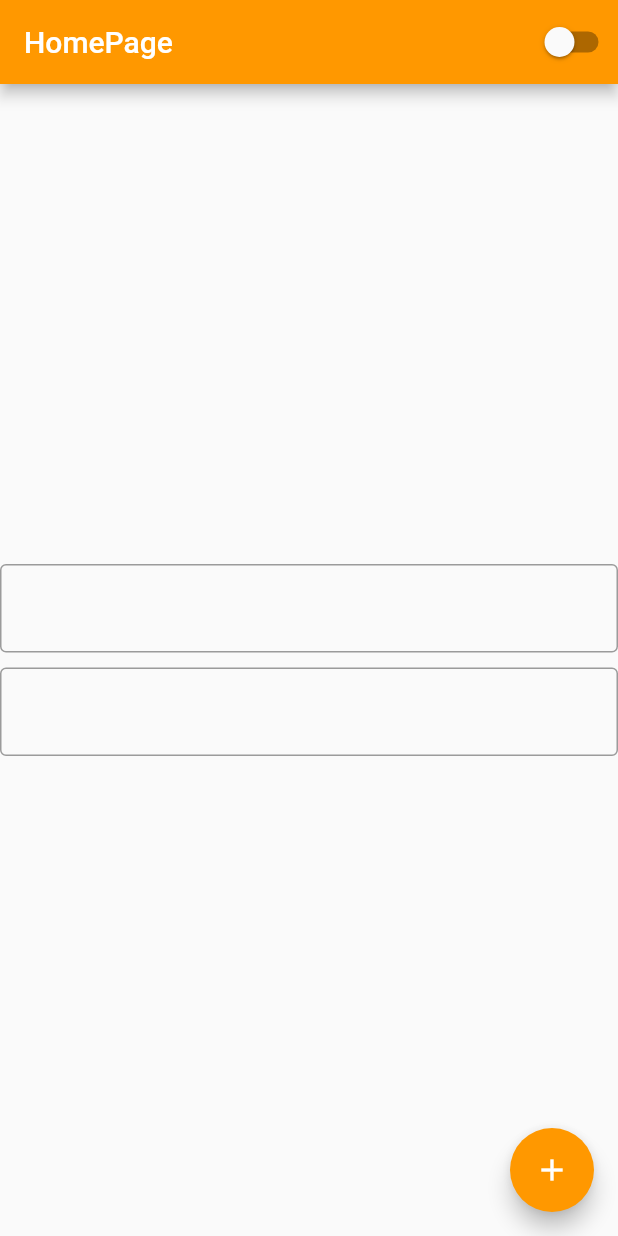
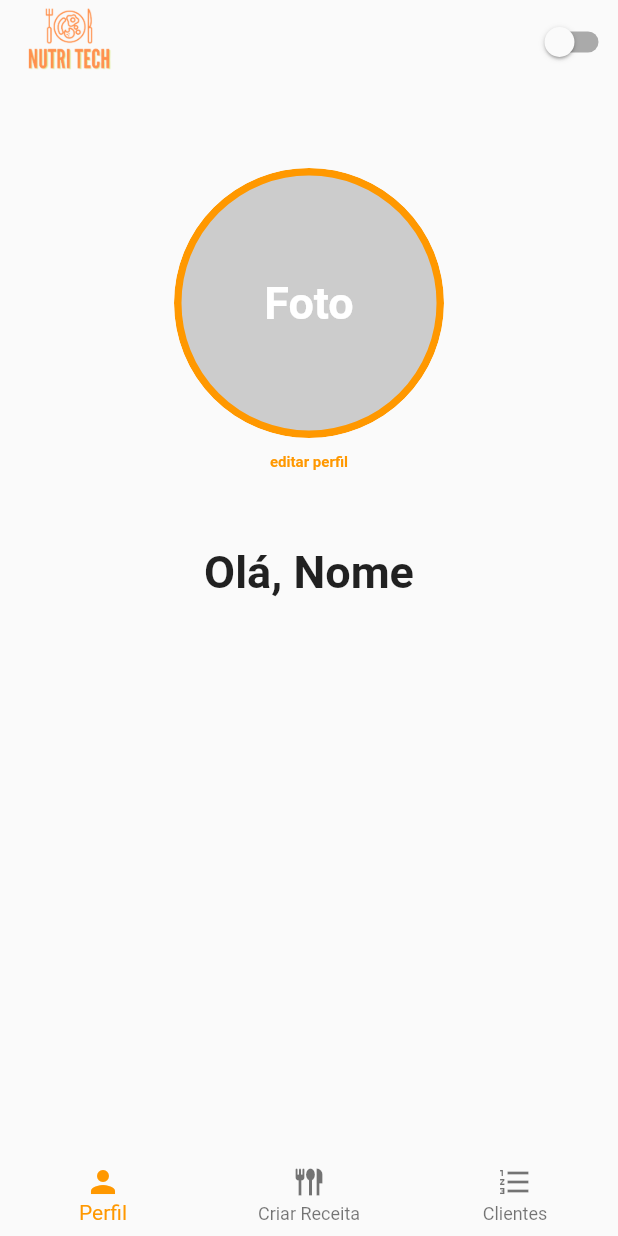
Before and after one commit to JoaoPaolinelli/nutritech, a Flutter app: the HomePage screen opened directly, on a phone screen of 412 x 824 dp. Run offline on Flutter 3.47's test engine with Material 2 defaults, Android fonts, the light colour scheme and no system bars; our stand-ins replace shared_preferences, sqflite; accounts and stored records are empty.

Commit message:
Implementacao da pagina de Perfil, header,  button navigation bar

```diff
--- a/lib/app_widget.dart
+++ b/lib/app_widget.dart
@@ -4,6 +4,7 @@ import 'package:nutri_tech/app_controller.dart';
 import 'package:nutri_tech/home_page.dart';
 import 'package:nutri_tech/login_page.dart';
 import 'package:nutri_tech/user_list.dart';
+
 class AppWidget extends StatelessWidget {
   @override
   Widget build(BuildContext context) {
@@ -17,7 +18,8 @@ class AppWidget extends StatelessWidget {
               brightness: AppController.instance.isDarkTheme
                   ? Brightness.dark
                   : Brightness.light),
-          home: LoginPage(),
+          //home: LoginPage(),
+          home: HomePage(),
         );
       },
     );
--- a/lib/home_page.dart
+++ b/lib/home_page.dart
@@ -16,6 +16,8 @@ class HomePage extends StatefulWidget {
 
 class HomePageState extends State<HomePage> {
   int counter = 0;
+  int currentIndex = 0;
+
   Future<SharedPreferences> _pref = SharedPreferences.getInstance();
 
   var db;
@@ -24,7 +26,6 @@ class HomePageState extends State<HomePage> {
   final _conUserName = TextEditingController();
   final _conEmail = TextEditingController();
   final _conPassword = TextEditingController();
-
 
   Future<void> getUserData() async {
     final SharedPreferences sp = await _pref;
@@ -38,26 +39,33 @@ class HomePageState extends State<HomePage> {
       print(_conUserName);
     });
   }
+
   @override
   void initState() {
     super.initState();
     getUserData();
     db = Db();
   }
+
   @override
   Widget build(BuildContext context) {
     return Scaffold(
       appBar: AppBar(
-        title: Text('HomePage'),
-        backgroundColor: Colors.orange,
+        title: Container(
+          child: Image.asset('images/logo_empresa.png'),
+          width: 60,
+          margin: const EdgeInsets.only(bottom: 5.0),
+        ),
+        backgroundColor: Colors.transparent,
+        shadowColor: Colors.transparent,
         actions: [CustomSwitch()],
       ),
-
       body: Container(
+        // margin: const EdgeInsets.only(bottom: 100.0),
         width: double.infinity,
         height: double.infinity,
         child: ListView(
-          // mainAxisAlignment: MainAxisAlignment.center,
+          physics: BouncingScrollPhysics(),
           scrollDirection: Axis.horizontal,
           children: [
             // Text('Contador: $counter'),
@@ -68,35 +76,68 @@ class HomePageState extends State<HomePage> {
               mainAxisAlignment: MainAxisAlignment.spaceAround,
               children: [
                 Container(
-                  height: 500,
+                  height: 600,
                   width: MediaQuery.of(context).size.width,
                   child: Column(
-                  mainAxisAlignment: MainAxisAlignment.center,
+                    mainAxisAlignment: MainAxisAlignment.start,
+                    crossAxisAlignment: CrossAxisAlignment.center,
                     children: [
-                      TextField(
-                        keyboardType: TextInputType.emailAddress,
-                        decoration: InputDecoration(
-                          labelText: _conEmail.text,
-                          border: OutlineInputBorder(),
+                      Center(
+                        child: Column(
+                          children: [
+                            ClipOval(
+                              child: Container(
+                                alignment: Alignment.center,
+                                width: 180,
+                                height: 180,
+                                decoration: BoxDecoration(
+                                  shape: BoxShape.circle,
+                                  color: Color.fromARGB(255, 204, 204, 204),
+                                  border: Border.all(
+                                      color: Colors.orange, width: 5),
+                                ),
+                                child: Text(
+                                  textAlign: TextAlign.center,
+                                  "Foto",
+                                  style: TextStyle(
+                                      color: Colors.white,
+                                      fontSize: 30,
+                                      fontWeight: FontWeight.bold),
+                                ),
+                              ),
+                            ),
+                            SizedBox(height: 10),
+                            Text('editar perfil',
+                                textAlign: TextAlign.center,
+                                style: TextStyle(
+                                    color: Colors.orange,
+                                    fontSize: 10,
+                                    fontWeight: FontWeight.bold)),
+                            SizedBox(height: 50),
+                            Text('Olá, Nome',
+                                textAlign: TextAlign.center,
+                                style: TextStyle(
+                                    // color: Colors.black,
+                                    fontSize: 30,
+                                    fontWeight: FontWeight.bold)),
+                          ],
                         ),
                       ),
-                      SizedBox(height: 10),
-                      TextField(
-                        obscureText: true,
-                        decoration: InputDecoration(
-                          labelText:  _conUserName.text,
-                          border: OutlineInputBorder(),
-                        ),
-                      ),
-                    ],),
+                    ],
+                  ),
                 ),
                 Container(
-                  height: 500,
+                  height: 600,
                   width: MediaQuery.of(context).size.width,
                   color: Colors.blue,
+                  child: Column(
+                    mainAxisAlignment: MainAxisAlignment.start,
+                    crossAxisAlignment: CrossAxisAlignment.center,
+                    children: [],
+                  ),
                 ),
                 Container(
-                  height: 500,
+                  height: 600,
                   width: MediaQuery.of(context).size.width,
                   color: Colors.red,
                 ),
@@ -105,14 +146,25 @@ class HomePageState extends State<HomePage> {
           ],
         ),
       ),
-      floatingActionButton: FloatingActionButton(
-        child: Icon(Icons.add),
-        backgroundColor: Colors.orange,
-        onPressed: () {
-          setState(() {
-            counter++;
-          });
-        },
+      bottomNavigationBar: BottomNavigationBar(
+        elevation: 0.0,
+        selectedItemColor: Colors.orange,
+        currentIndex: currentIndex,
+        onTap: (index) => setState(() => currentIndex = index),
+        items: [
+          BottomNavigationBarItem(
+            icon: Icon(Icons.person),
+            label: 'Perfil',
+          ),
+          BottomNavigationBarItem(
+            icon: Icon(Icons.flatware_outlined),
+            label: 'Criar Receita',
+          ),
+          BottomNavigationBarItem(
+            icon: Icon(Icons.format_list_numbered),
+            label: 'Clientes',
+          ),
+        ],
       ),
     );
   }
--- a/lib/login_page.dart
+++ b/lib/login_page.dart
@@ -31,7 +31,7 @@ class _LoginPageState extends State<LoginPage> {
     User um = User("testNome", "testemail", "123");
     String email = _conEmail.text;
     String pass = _conPassword.text;
-     await db.saveData(um).then((userData) {
+    await db.saveData(um).then((userData) {
       print("Successfully Saved");
     }).catchError((error) {
       print(error);
--- a/pubspec.yaml
+++ b/pubspec.yaml
@@ -65,7 +65,6 @@ flutter:
 
   assets:
     - images/logo_empresa.png
-
   # To add assets to your application, add an assets section, like this:
   # assets:
   #   - images/a_dot_burr.jpeg
```
Also changed, not shown: images/logo_empresa.png, 12 other files.
